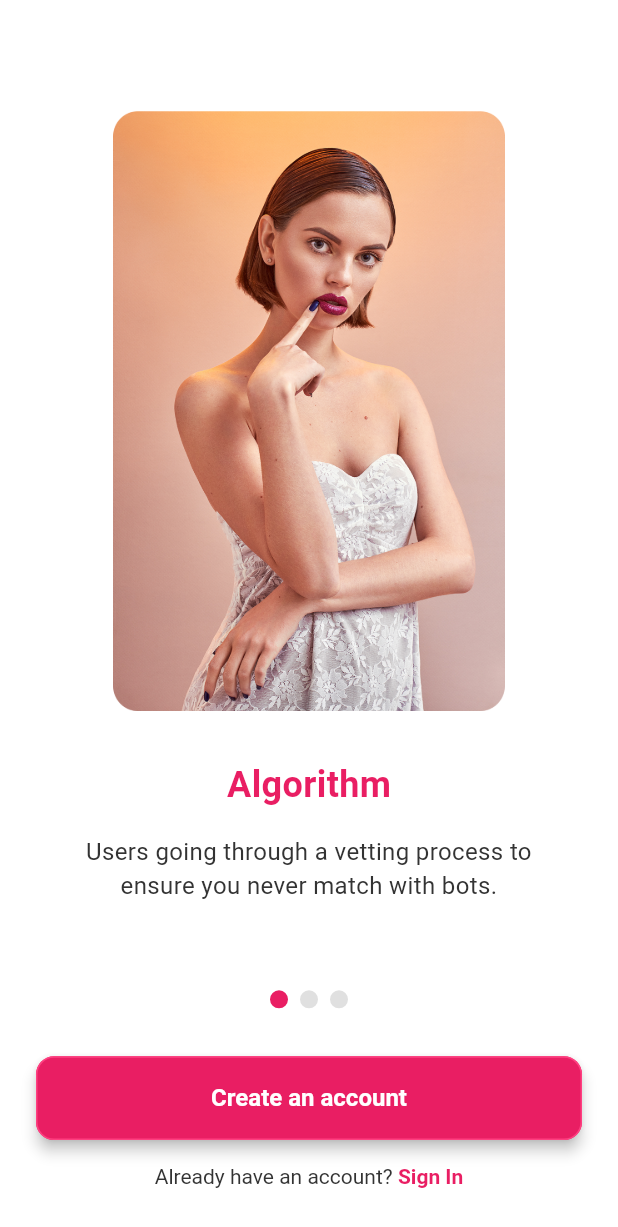
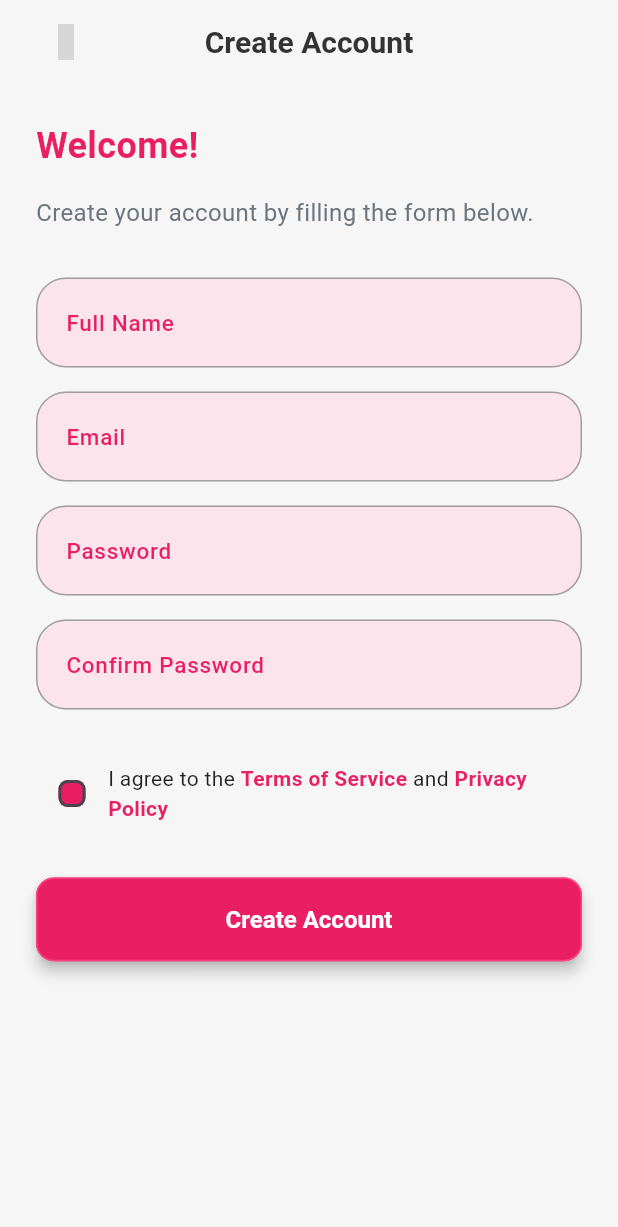
Before and after one commit to saddamsheikh01/Dating_app_flutter, a Flutter app: the screen it shows after launch, after a tap on "Create an account", on a phone screen of 412 x 824 dp. Shown: the top 1227 px of the screen. Run offline on Flutter 3.47's test engine with Material 3 defaults, Android fonts, the phone set to English and light mode, and no system bars; our stand-ins replace get, iconsax; Roboto replaces fonts that are missing (Poppins); grey boxes are pictures that could not be loaded.

Commit message:
create acount screen complted

```diff
--- /dev/null
+++ b/lib/common/widgets/appbar.dart
@@ -0,0 +1,64 @@
+import 'package:flutter/material.dart';
+import 'package:get/get.dart';
+import 'package:iconsax/iconsax.dart';
+import 'package:dataing_app/utils/constants/colors.dart';
+import 'package:dataing_app/utils/constants/sizes.dart';
+import 'package:dataing_app/utils/device/device_utility.dart';
+
+import '../../utils/helpers/helper_function.dart';
+
+class TAppBar extends StatelessWidget implements PreferredSizeWidget {
+  const TAppBar({
+    super.key,
+    this.title,
+    this.actions,
+    this.leadingIcon,
+    this.leadingOnPressed,
+    this.showBackArrow = false,
+  });
+
+  final Widget? title;
+  final bool showBackArrow;
+  final IconData? leadingIcon;
+  final List<Widget>? actions;
+  final VoidCallback? leadingOnPressed;
+
+  @override
+  Widget build(BuildContext context) {
+    final isDark = THelperFunctions.isDarkMode(context);
+
+    return Padding(
+      padding: const EdgeInsets.symmetric(horizontal: TSizes.md),
+
+      child: AppBar(
+        automaticallyImplyLeading: false,
+        backgroundColor: isDark ? TColors.dark : TColors.light,
+        surfaceTintColor: Colors.transparent,
+        leading: showBackArrow
+            ? IconButton(
+          onPressed: () => Get.back(),
+          icon: const Icon(Iconsax.arrow_left, color: TColors.primary),
+        )
+            : leadingIcon != null
+            ? IconButton(
+          onPressed: leadingOnPressed,
+          icon: Icon(leadingIcon, color: TColors.primary),
+        )
+            : null,
+        title: DefaultTextStyle(
+          style: TextStyle(
+            color: isDark ? TColors.textWhite : TColors.textPrimary,
+            fontWeight: FontWeight.w600,
+            fontSize: 20,
+          ),
+          child: title ?? const SizedBox(),
+        ),
+        actions: actions,
+        elevation: 0,
+      ),
+    );
+  }
+
+  @override
+  Size get preferredSize => Size.fromHeight(TDeviceUtils.getAppBarHeight());
+}
--- /dev/null
+++ b/lib/screens/auth/create_account/create_account_screen.dart
@@ -0,0 +1,127 @@
+import 'package:flutter/material.dart';
+import 'package:get/get.dart';
+import 'package:dataing_app/utils/constants/colors.dart';
+import 'package:dataing_app/utils/constants/sizes.dart';
+import 'package:dataing_app/common/widgets/primary_button.dart';
+import 'package:dataing_app/common/widgets/appbar.dart';
+import '../../../utils/helpers/helper_function.dart';
+
+class CreateAccountScreen extends StatefulWidget {
+  const CreateAccountScreen({super.key});
+
+  @override
+  State<CreateAccountScreen> createState() => _CreateAccountScreenState();
+}
+
+class _CreateAccountScreenState extends State<CreateAccountScreen> {
+  bool agreeToTerms = false;
+
+  @override
+  Widget build(BuildContext context) {
+    final isDark = THelperFunctions.isDarkMode(context);
+
+    return Scaffold(
+      backgroundColor: isDark ? TColors.dark : TColors.light,
+      appBar: const TAppBar(
+        title: Text('Create Account'),
+        showBackArrow: true,
+      ),
+      body: SingleChildScrollView(
+        padding: const EdgeInsets.all(TSizes.defaultSpace),
+        child: Column(
+          crossAxisAlignment: CrossAxisAlignment.start,
+          children: [
+            /// Heading
+            Text(
+              'Welcome!',
+              style: TextStyle(
+                fontSize: TSizes.fontSizeXl,
+                fontWeight: FontWeight.bold,
+                color: TColors.primary,
+              ),
+            ),
+            const SizedBox(height: TSizes.spaceBtwItem),
+            Text(
+              'Create your account by filling the form below.',
+              style: TextStyle(
+                fontSize: TSizes.fontSizeMd,
+                color: isDark ? TColors.textWhite : TColors.textSecondary,
+              ),
+            ),
+
+            const SizedBox(height: TSizes.spaceBtwSections),
+
+            /// Form Fields
+            _buildInputField(label: 'Full Name'),
+            const SizedBox(height: TSizes.spaceBtwItem),
+            _buildInputField(label: 'Email'),
+            const SizedBox(height: TSizes.spaceBtwItem),
+            _buildInputField(label: 'Password', obscureText: true),
+            const SizedBox(height: TSizes.spaceBtwItem),
+            _buildInputField(label: 'Confirm Password', obscureText: true),
+
+            const SizedBox(height: TSizes.spaceBtwSections),
+
+            /// Checkbox: Terms & Privacy
+            Row(
+              children: [
+                Checkbox(
+                  value: agreeToTerms,
+                  onChanged: (value) => setState(() => agreeToTerms = value!),
+                  activeColor: TColors.primary,
+                ),
+                Expanded(
+                  child: Text.rich(
+                    TextSpan(
+                      text: 'I agree to the ',
+                      style: TextStyle(fontSize: TSizes.fontSizeSm),
+                      children: const [
+                        TextSpan(
+                          text: 'Terms of Service ',
+                          style: TextStyle(
+                            fontWeight: FontWeight.bold,
+                            color: TColors.primary,
+                          ),
+                        ),
+                        TextSpan(text: 'and '),
+                        TextSpan(
+                          text: 'Privacy Policy',
+                          style: TextStyle(
+                            fontWeight: FontWeight.bold,
+                            color: TColors.primary,
+                          ),
+                        ),
+                      ],
+                    ),
+                  ),
+                ),
+              ],
+            ),
+            const SizedBox(height: TSizes.spaceBtwSections),
+
+            /// Create Button
+            PrimaryButton(
+              text: 'Create Account',
+              onPressed: () {
+                if (!agreeToTerms) {
+                  Get.snackbar('Error', 'You must agree to terms and policy.');
+                  return;
+                }
+                Get.snackbar('Success', 'Account created successfully!');
+              },
+            ),
+          ],
+        ),
+      ),
+    );
+  }
+
+  Widget _buildInputField({required String label, bool obscureText = false}) {
+    return TextFormField(
+      obscureText: obscureText,
+      decoration: InputDecoration(
+        labelText: label,
+      ),
+    );
+  }
+}
--- a/lib/screens/on_boarding_screens/on_boarding_screen.dart
+++ b/lib/screens/on_boarding_screens/on_boarding_screen.dart
@@ -1,3 +1,4 @@
+import 'package:dataing_app/screens/auth/create_account/create_account_screen.dart';
 import 'package:dataing_app/screens/on_boarding_screens/widget/onboarding_indicator.dart';
 import 'package:dataing_app/screens/on_boarding_screens/widget/onboarding_item_widget.dart';
 import 'package:dataing_app/utils/constants/sizes.dart';
@@ -58,7 +59,7 @@ class OnboardingScreen extends StatelessWidget {
               padding: const EdgeInsets.symmetric(horizontal: TSizes.lg),
               child: PrimaryButton(
                 text: 'Create an account',
-                onPressed: onboardingController.createAccount,
+                onPressed: () => Get.to(() => const CreateAccountScreen()),
               ),
             ),
 
--- a/lib/screens/on_boarding_screens/widget/onboarding_indicator.dart
+++ b/lib/screens/on_boarding_screens/widget/onboarding_indicator.dart
@@ -12,7 +12,8 @@ class OnboardingIndicator extends StatelessWidget {
   Widget build(BuildContext context) {
     final controller = Get.find<OnboardingController>();
 
-    return Obx(() => Row(
+    return Obx(
+          () => Row(
         mainAxisAlignment: MainAxisAlignment.center,
         children: List.generate(length, (index) {
           final isActive = controller.currentPage.value == index;
@@ -27,6 +28,7 @@ class OnboardingIndicator extends StatelessWidget {
             ),
           );
         }),
-    ));
+      ),
+    );
   }
 }
--- a/lib/screens/on_boarding_screens/widget/onboarding_item_widget.dart
+++ b/lib/screens/on_boarding_screens/widget/onboarding_item_widget.dart
@@ -16,6 +16,8 @@ class OnboardingItemWidget extends StatelessWidget {
 
   @override
   Widget build(BuildContext context) {
+    final isDark = Theme.of(context).brightness == Brightness.dark;
+
     return Padding(
       padding: const EdgeInsets.symmetric(horizontal: TSizes.md),
       child: Column(
@@ -26,7 +28,7 @@ class OnboardingItemWidget extends StatelessWidget {
             borderRadius: BorderRadius.circular(TSizes.cardRadiusLg),
             child: Image.asset(
               imagePath,
-              height: 400,
+              height: 380,
               width: double.infinity,
               fit: BoxFit.contain,
             ),
@@ -34,8 +36,9 @@ class OnboardingItemWidget extends StatelessWidget {
           const SizedBox(height: TSizes.spaceBtwSections),
           Text(
             title,
+            textAlign: TextAlign.center,
             style: TextStyle(
-              fontSize: TSizes.fontSizeLg + 6,
+              fontSize: TSizes.fontSizeXl,
               fontWeight: FontWeight.bold,
               color: TColors.primary,
             ),
@@ -46,9 +49,9 @@ class OnboardingItemWidget extends StatelessWidget {
             child: Text(
               description,
               textAlign: TextAlign.center,
-              style: const TextStyle(
+              style: TextStyle(
                 fontSize: TSizes.fontSizeMd,
-                color: TColors.textPrimary,
+                color: isDark ? TColors.textWhite : TColors.textPrimary,
               ),
             ),
           ),
--- a/lib/utils/constants/colors.dart
+++ b/lib/utils/constants/colors.dart
@@ -26,7 +26,7 @@ class TColors {
 
   // Background Colors
   static const Color light = Color(0xFFF6F6F6);
-  static const Color dark = Color(0xFF272727);
+  static const Color dark = Color(0xFF0B0A0A);
   static const Color primaryBackground = Color(0xFFF3F5FF);
 
   // Background Container Colors
--- a/lib/utils/constants/sizes.dart
+++ b/lib/utils/constants/sizes.dart
@@ -19,6 +19,7 @@ class TSizes {
   static const double fontSizeSm = 14.0;
   static const double fontSizeMd = 16.0;
   static const double fontSizeLg = 18.0;
+  static const double fontSizeXl = 24.0;
 
 //Button Sizes
   static const double buttonHeight = 18.0;
--- a/lib/utils/themes/custom_themes/bottom_sheet_theme.dart
+++ b/lib/utils/themes/custom_themes/bottom_sheet_theme.dart
@@ -1,29 +1,29 @@
+
+
 import 'package:flutter/material.dart';
 
-class TCheckboxTheme {
-  TCheckboxTheme._();
+class TBottomSheetTheme {
+  TBottomSheetTheme._();
 
-  static CheckboxThemeData lightCheckboxTheme = CheckboxThemeData(
-    shape: RoundedRectangleBorder(borderRadius: BorderRadius.circular(6)),
-    checkColor: MaterialStateProperty.resolveWith((state) {
-      return Colors.white;
-    }),
-    fillColor: MaterialStateProperty.resolveWith((state) {
-      return state.contains(MaterialState.selected)
-          ? const Color(0xFFE91E63) // Romantic pink
-          : Colors.grey.shade300;
-    }),
+  static BottomSheetThemeData lightBottomSheetTheme = BottomSheetThemeData(
+    showDragHandle: true,
+    backgroundColor: Colors.pink.shade50,
+    modalBackgroundColor: Colors.pink.shade50,
+    constraints: const BoxConstraints(minWidth: double.infinity),
+    shape: RoundedRectangleBorder(
+      borderRadius: BorderRadius.vertical(top: Radius.circular(24)),
+    ),
+    elevation: 10,
   );
 
-  static CheckboxThemeData darkCheckboxTheme = CheckboxThemeData(
-    shape: RoundedRectangleBorder(borderRadius: BorderRadius.circular(6)),
-    checkColor: MaterialStateProperty.resolveWith((state) {
-      return Colors.white;
-    }),
-    fillColor: MaterialStateProperty.resolveWith((state) {
-      return state.contains(MaterialState.selected)
-          ? const Color(0xFFE91E63) // Romantic pink
-          : Colors.grey.shade700;
-    }),
+  static BottomSheetThemeData darkBottomSheetTheme = BottomSheetThemeData(
+    showDragHandle: true,
+    backgroundColor: const Color(0xFF2C1B2E),
+    modalBackgroundColor: const Color(0xFF2C1B2E),
+    constraints: const BoxConstraints(minWidth: double.infinity),
+    shape: RoundedRectangleBorder(
+      borderRadius: BorderRadius.vertical(top: Radius.circular(24)),
+    ),
+    elevation: 10,
   );
 }
--- a/lib/utils/themes/custom_themes/checkbox_theme.dart
+++ b/lib/utils/themes/custom_themes/checkbox_theme.dart
@@ -1,27 +1,29 @@
 import 'package:flutter/material.dart';
 
-class TBottomSheetTheme {
-  TBottomSheetTheme._();
+class TCheckboxTheme {
+  TCheckboxTheme._();
 
-  static BottomSheetThemeData lightBottomSheetTheme = BottomSheetThemeData(
-    showDragHandle: true,
-    backgroundColor: Colors.pink.shade50,
-    modalBackgroundColor: Colors.pink.shade50,
-    constraints: const BoxConstraints(minWidth: double.infinity),
-    shape: RoundedRectangleBorder(
-      borderRadius: BorderRadius.vertical(top: Radius.circular(24)),
-    ),
-    elevation: 10,
+  static CheckboxThemeData lightCheckboxTheme = CheckboxThemeData(
+    shape: RoundedRectangleBorder(borderRadius: BorderRadius.circular(6)),
+    checkColor: MaterialStateProperty.resolveWith((state) {
+      return Colors.white;
+    }),
+    fillColor: MaterialStateProperty.resolveWith((state) {
+      return state.contains(MaterialState.selected)
+          ? const Color(0xFFE91E63) // Romantic pink
+          : Colors.grey.shade300;
+    }),
   );
 
-  static BottomSheetThemeData darkBottomSheetTheme = BottomSheetThemeData(
-    showDragHandle: true,
-    backgroundColor: const Color(0xFF2C1B2E),
-    modalBackgroundColor: const Color(0xFF2C1B2E),
-    constraints: const BoxConstraints(minWidth: double.infinity),
-    shape: RoundedRectangleBorder(
-      borderRadius: BorderRadius.vertical(top: Radius.circular(24)),
-    ),
-    elevation: 10,
+  static CheckboxThemeData darkCheckboxTheme = CheckboxThemeData(
+    shape: RoundedRectangleBorder(borderRadius: BorderRadius.circular(6)),
+    checkColor: MaterialStateProperty.resolveWith((state) {
+      return Colors.white;
+    }),
+    fillColor: MaterialStateProperty.resolveWith((state) {
+      return state.contains(MaterialState.selected)
+          ? const Color(0xFFE91E63) // Romantic pink
+          : Colors.grey.shade700;
+    }),
   );
 }
--- a/pubspec.yaml
+++ b/pubspec.yaml
@@ -37,6 +37,7 @@ dependencies:
   url_launcher: ^6.2.5
   get: ^4.6.6
   intl: ^0.18.1
+  iconsax: ^0.0.8
 
 
 dev_dependencies:
```
Also changed, not shown: lib/common/widgets/checkbox_widget.dart (added, +28 -0 lines), lib/utils/device/device_utility.dart (+25 -50 lines), lib/utils/helpers/helper_function.dart (+52 -65 lines), pubspec.lock. Lines whose indentation alone changed are shown as unchanged.
